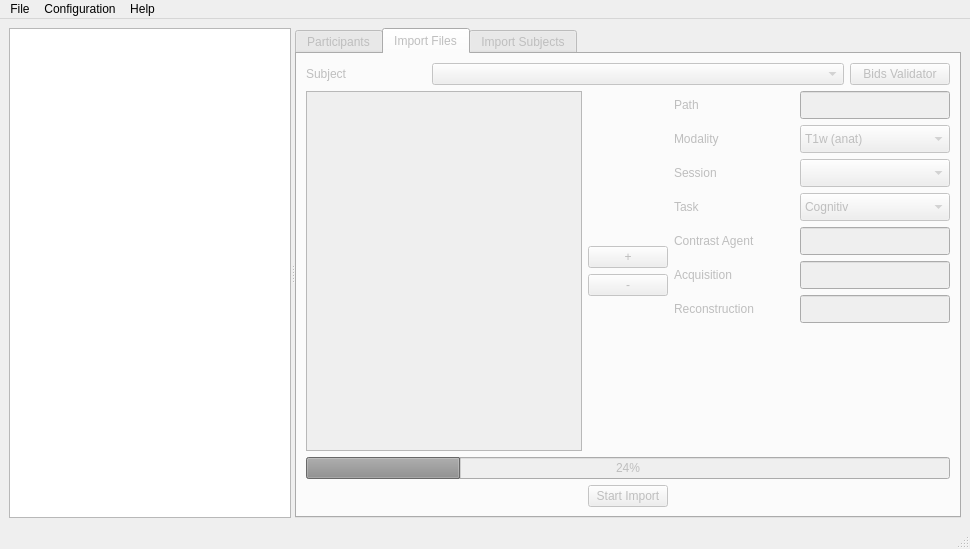
The window that bidsificator/forms/MainWindow.ui (HIP-infrastructure/Bidsificator) describes before a commit, drawn with Qt 5.
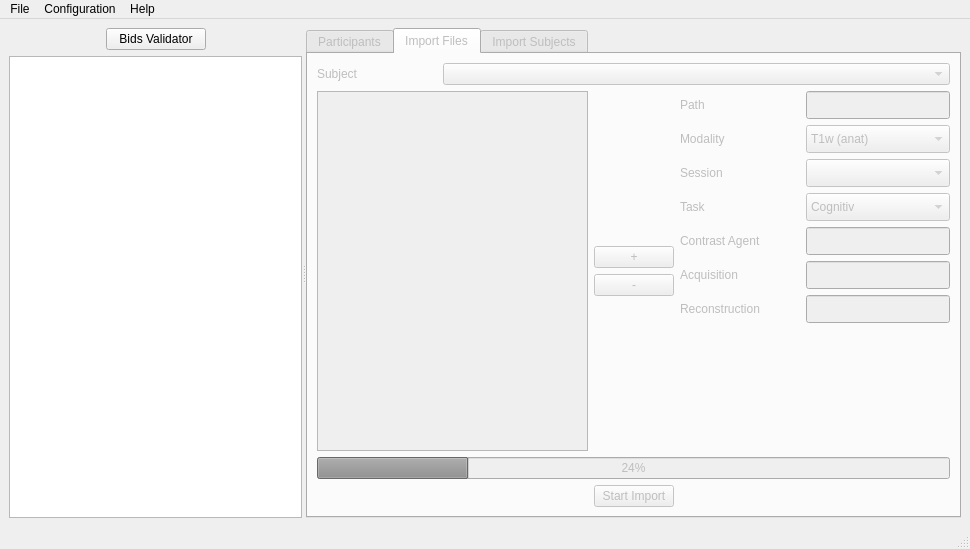
The same window after the commit. The open tabs and pages were chosen to show the change. Custom widgets are drawn as their Qt base class.

```diff
--- a/bidsificator/forms/MainWindow.ui
+++ b/bidsificator/forms/MainWindow.ui
@@ -14,12 +14,64 @@
    <string>Bidsificator</string>
   </property>
   <widget class="QWidget" name="centralwidget">
-   <layout class="QHBoxLayout" name="horizontalLayout_main">
-    <item>
+   <layout class="QGridLayout" name="gridLayout_4">
+    <item row="0" column="0">
      <widget class="QSplitter" name="mainSplitter">
       <property name="orientation">
        <enum>Qt::Orientation::Horizontal</enum>
       </property>
+      <widget class="QWidget" name="">
+       <layout class="QVBoxLayout" name="verticalLayout_4">
+        <item>
+         <layout class="QHBoxLayout" name="horizontalLayout_5">
+          <item>
+           <spacer name="horizontalSpacer">
+            <property name="orientation">
+             <enum>Qt::Orientation::Horizontal</enum>
+            </property>
+            <property name="sizeHint" stdset="0">
+             <size>
+              <width>40</width>
+              <height>20</height>
+             </size>
+            </property>
+           </spacer>
+          </item>
+          <item>
+           <widget class="QPushButton" name="BidsValidatorPushButton">
+            <property name="minimumSize">
+             <size>
+              <width>100</width>
+              <height>0</height>
+             </size>
+            </property>
+            <property name="maximumSize">
+             <size>
+              <width>100</width>
+              <height>16777215</height>
+             </size>
+            </property>
+            <property name="text">
+             <string>Bids Validator</string>
+            </property>
+           </widget>
+          </item>
+          <item>
+           <spacer name="horizontalSpacer_2">
+            <property name="orientation">
+             <enum>Qt::Orientation::Horizontal</enum>
+            </property>
+            <property name="sizeHint" stdset="0">
+             <size>
+              <width>40</width>
+              <height>20</height>
+             </size>
+            </property>
+           </spacer>
+          </item>
+         </layout>
+        </item>
+        <item>
       <widget class="QTreeView" name="fileTreeView">
        <property name="minimumSize">
         <size>
@@ -34,6 +86,9 @@
         </size>
        </property>
       </widget>
+        </item>
+       </layout>
+      </widget>
       <widget class="QTabWidget" name="tabWidget">
        <property name="enabled">
         <bool>false</bool>
@@ -144,25 +199,6 @@
              </property>
             </widget>
            </item>
-           <item>
-            <widget class="QPushButton" name="BidsValidatorPushButton">
-             <property name="minimumSize">
-              <size>
-               <width>100</width>
-               <height>0</height>
-              </size>
-             </property>
-             <property name="maximumSize">
-              <size>
-               <width>100</width>
-               <height>16777215</height>
-              </size>
-             </property>
-             <property name="text">
-              <string>Bids Validator</string>
-             </property>
-            </widget>
-           </item>
           </layout>
          </item>
          <item row="1" column="0">
```
Lines whose indentation alone changed are shown as unchanged.
